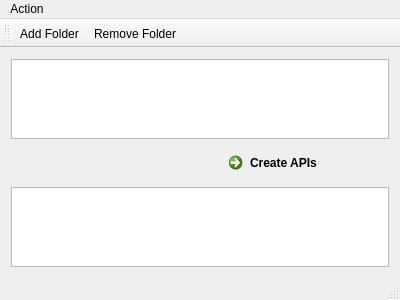
Before: the Qt Designer form cs8Components/cs8ProgramComponent/val3CreateAPI/mainwindow.ui in vdg1/cs8-components, drawn with Qt 5.
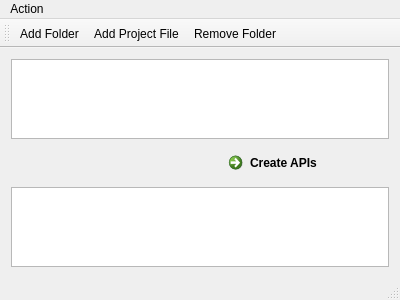
After: the same form once the commit is applied.

What changed in the file:
```diff
--- a/cs8Components/cs8ProgramComponent/val3CreateAPI/mainwindow.ui
+++ b/cs8Components/cs8ProgramComponent/val3CreateAPI/mainwindow.ui
@@ -76,6 +76,7 @@
     <bool>false</bool>
    </attribute>
    <addaction name="actionAdd_Folder"/>
+   <addaction name="actionAdd_Project_File"/>
    <addaction name="actionRemove_Folder"/>
   </widget>
   <widget class="QStatusBar" name="statusBar"/>
@@ -94,6 +95,11 @@
     <string>Remove Folder</string>
    </property>
   </action>
+  <action name="actionAdd_Project_File">
+   <property name="text">
+    <string>Add Project File</string>
+   </property>
+  </action>
  </widget>
  <layoutdefault spacing="6" margin="11"/>
  <resources/>
```
